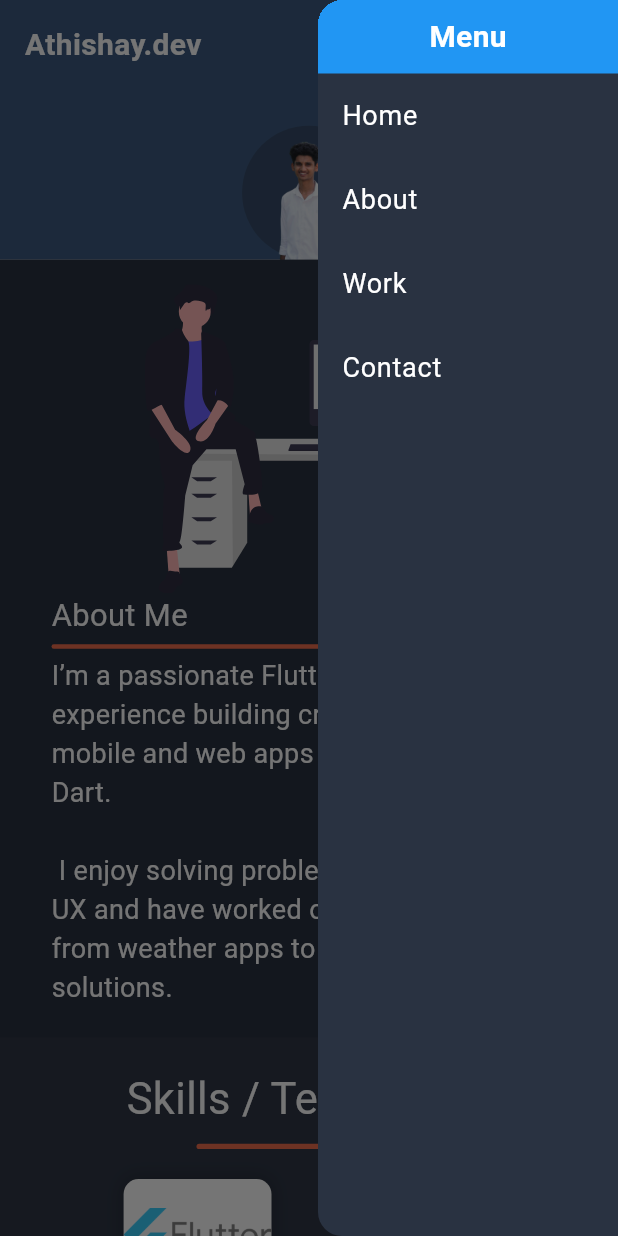
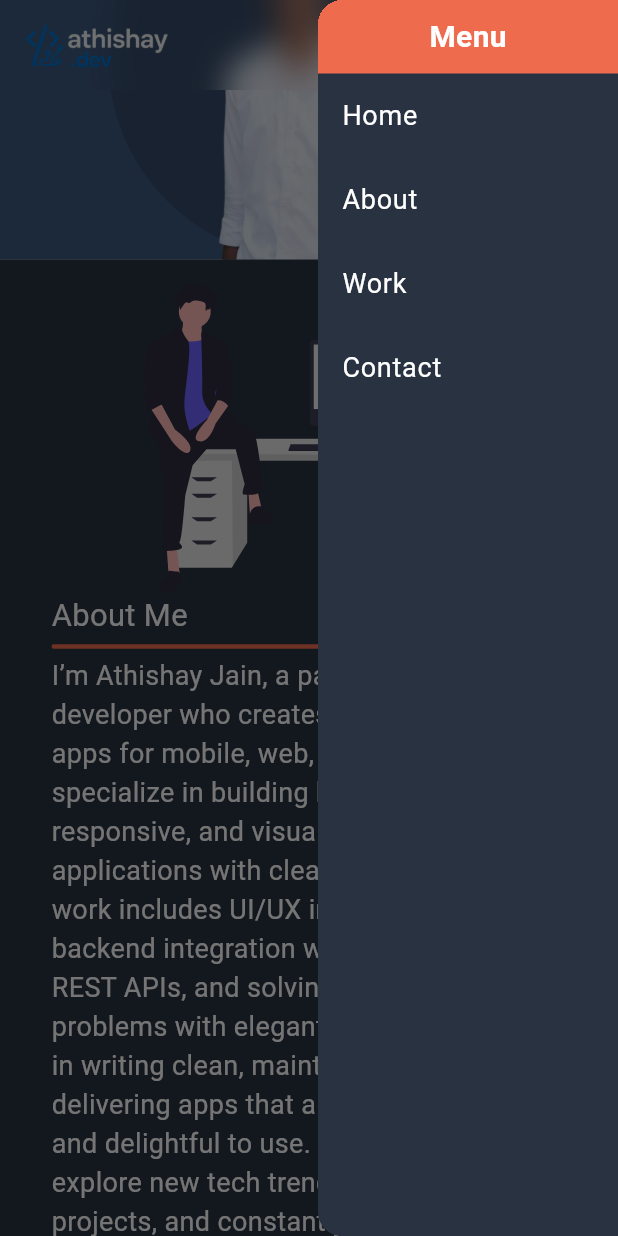
Before and after one commit to athishay-jain/flutter_web, a Flutter app: the screen it shows after launch, scrolled down 576 dp, after a tap on the "menu" icon, on a phone screen of 412 x 824 dp. Run offline on Flutter 3.47's test engine with Material 3 defaults, Android fonts, the phone set to English and light mode, and no system bars; drawn by our look-alikes of flutter_animate; our stand-ins replace flutter_staggered_animations, flutter_svg, visibility_detector; missing offline and left inert: dart:html, web_smooth_scroll.

Commit message:
made changes in ui logic and responsiveness

```diff
--- a/lib/Screns/Views/about_me.dart
+++ b/lib/Screns/Views/about_me.dart
@@ -68,7 +68,7 @@ int hoverIndex=-1;
                             ),
                             SizedBox(height: 5),
                             SelectableText(
-                              "I’m a passionate Flutter developer with experience building cross-platform mobile and web apps using Flutter & Dart.\n \n I enjoy solving problems with elegant UI/UX and have worked on projects ranging from weather apps to e-commerce solutions.",
+                              "I’m Athishay Jain, a passionate Flutter developer who creates cross-platform apps for mobile, web, and desktop. I specialize in building high-performance, responsive, and visually appealing applications with clean architecture. My work includes UI/UX implementation, backend integration with Firebase and REST APIs, and solving complex problems with elegant solutions. I believe in writing clean, maintainable code and delivering apps that are both functional and delightful to use. Outside of coding, I explore new tech trends, work on side projects, and constantly improve my skills to stay ahead in the fast-moving world of technology.",
                               style: TextStyle(
                                 fontSize: 18,
                                 color: Colors.white,
@@ -110,7 +110,7 @@ int hoverIndex=-1;
                             ),
                             SizedBox(height: 5),
                             SelectableText(
-                              "I’m a passionate Flutter developer with experience building cross-platform mobile and web apps using Flutter & Dart.\n \n I enjoy solving problems with elegant UI/UX and have worked on projects ranging from weather apps to e-commerce solutions.",
+                              "I’m Athishay Jain, a passionate Flutter developer who creates cross-platform apps for mobile, web, and desktop. I specialize in building high-performance, responsive, and visually appealing applications with clean architecture. My work includes UI/UX implementation, backend integration with Firebase and REST APIs, and solving complex problems with elegant solutions. I believe in writing clean, maintainable code and delivering apps that are both functional and delightful to use. Outside of coding, I explore new tech trends, work on side projects, and constantly improve my skills to stay ahead in the fast-moving world of technology.",
                               style: TextStyle(
                                 fontSize: 18,
                                 color: Colors.white,
--- a/lib/Screns/Views/hero_screen.dart
+++ b/lib/Screns/Views/hero_screen.dart
@@ -2,6 +2,7 @@ import 'package:flutter/material.dart';
 import 'package:url_launcher/url_launcher.dart';
 import 'package:flutter_animate/flutter_animate.dart';
 class HeroScreen extends StatelessWidget {
+
   final void Function(String selection) onSelected;
    HeroScreen({super.key,required this.onSelected});
 
@@ -20,7 +21,7 @@ class HeroScreen extends StatelessWidget {
     return Center(
       child: Container(
         width: MediaQuery.of(context).size.width,
-        height: isMobile ? height / 1.1 : height / 1.1,
+        height: MediaQuery.of(context).size.height>945?600:height/1.1,
         color: Color(0xff3D5A80),
         child: AnimatedSwitcher(
           duration: Duration(milliseconds: 500),
@@ -51,7 +52,7 @@ class HeroScreen extends StatelessWidget {
                             ),
                           ],
                         ),
-                      ).animate().fadeIn().slide().scale().then(delay: 300.ms).shake(),
+                      ).animate().fadeIn(curve: Curves.easeInOut),
                     ),
                     SizedBox(height: 20),
                     SizedBox(
@@ -135,9 +136,11 @@ class HeroScreen extends StatelessWidget {
                         ),
                         Align(
                           alignment: Alignment.bottomCenter,
-                          child: Image.asset(
-                            "assets/images/hero_image.webp",
-                            scale: 15,
+                          child: RepaintBoundary(
+                            child: Image.asset(
+                              "assets/images/hero_image.webp",
+                              scale: 5,
+                            ),
                           ),
                         ),
                       ],
--- a/lib/Screns/Views/works_screen.dart
+++ b/lib/Screns/Views/works_screen.dart
@@ -50,7 +50,7 @@ class _WorksScreenState extends State<WorksScreen> {
       child: Column(
         crossAxisAlignment: CrossAxisAlignment.start,
         children: [
-          SizedBox(height: height / 15),
+          SizedBox(height: MediaQuery.of(context).size.height>945?40:height / 15),
           Padding(
             padding: EdgeInsets.only(left: width / 10),
             child: Text(
@@ -74,7 +74,7 @@ class _WorksScreenState extends State<WorksScreen> {
               ),
             ),
           ),
-          SizedBox(height: height / 15),
+          SizedBox(height: MediaQuery.of(context).size.height>945?40:height / 15),
           AnimationLimiter(
             child: GridView.builder(
               padding: EdgeInsets.symmetric(horizontal: width / 9),
@@ -91,9 +91,6 @@ class _WorksScreenState extends State<WorksScreen> {
                 builder: (context, constraints) {
                   final cardHeight = constraints.maxHeight;
                   final cardWidth = constraints.maxWidth;
-                  print(
-                    "the size at full of card height :$cardHeight,card Width :$cardWidth",
-                  );
                   return MouseRegion(
                     onEnter: (_) {
                       hoverIndex = index;
@@ -276,7 +273,7 @@ class _WorksScreenState extends State<WorksScreen> {
               ),)))
             ),
           ),
-          SizedBox(height: height / 15),
+          /*SizedBox(height: height / 15),
           Center(
             child: OutlinedButton(
               onPressed: () {},
@@ -296,7 +293,7 @@ class _WorksScreenState extends State<WorksScreen> {
                 ),
               ),
             ),
-          ),
+          ),*/
           SizedBox(height: width/25,)
         ],
       ),
--- a/lib/Screns/landing_screen.dart
+++ b/lib/Screns/landing_screen.dart
@@ -34,6 +34,7 @@ class LandingScreen extends StatelessWidget {
 
   @override
   Widget build(BuildContext context) {
+    print('the height of the canvas is ${MediaQuery.of(context).size.height}');
     return Scaffold(
       endDrawer: Drawer(
         width: 200,
@@ -43,7 +44,7 @@ class LandingScreen extends StatelessWidget {
             Container(
               padding: EdgeInsets.symmetric(vertical: 10,horizontal: 20
               ),
-              decoration: const BoxDecoration(color: Colors.blue),
+              decoration: const BoxDecoration(color: Color(0xffEE6C4D)),
               child: Center(child: const Text("Menu", style: TextStyle(color: Colors.white,fontSize: 20,fontWeight: FontWeight.bold))),
             ),
             ListTile(
--- a/lib/main.dart
+++ b/lib/main.dart
@@ -1,9 +1,11 @@
 import 'dart:ui';
 
 import 'package:flutter/material.dart';
+import 'package:flutter/rendering.dart';
 import 'package:flutter_web/Screns/landing_screen.dart';
 
 void main() {
+  debugRepaintRainbowEnabled =true;
   runApp(const MyApp());
 }
 
@@ -15,7 +17,7 @@ class MyApp extends StatelessWidget {
   Widget build(BuildContext context) {
     return MaterialApp(
       //scrollBehavior: SmoothScrollBehavior(),
-      title: 'Athishay.dev',
+      title: "Athishay Jain - Portfolio Website",
      theme: ThemeData(
        primarySwatch: Colors.blue,
      ),
--- a/lib/widgets/top_navigator.dart
+++ b/lib/widgets/top_navigator.dart
@@ -40,14 +40,7 @@ class _TopNavigatorState extends State<TopNavigator> {
                     children: [
                       Padding(
                         padding: EdgeInsets.only(left: width / 25),
-                        child: Text(
-                          "Athishay.dev",
-                          style: TextStyle(
-                            fontSize: 20,
-                            fontWeight: FontWeight.bold,
-                            color: Colors.white,
-                          ),
-                        ),
+                        child: Image.asset("assets/images/logos/athishay.dev_logo_dark.png",scale: 10,)
                       ),
                       Spacer(),
                       Padding(
@@ -63,14 +56,7 @@ class _TopNavigatorState extends State<TopNavigator> {
                     children: [
                       Padding(
                         padding: EdgeInsets.only(left: width / 25),
-                        child: Text(
-                          "Athishay.dev",
-                          style: TextStyle(
-                            fontSize: 20,
-                            fontWeight: FontWeight.bold,
-                            color: Colors.white,
-                          ),
-                        ),
+                        child:Image.asset("assets/images/logos/athishay.dev_logo_dark.png",scale: 6,)
                       ),
                       Spacer(),
                       GestureDetector(
```
Also changed, not shown: assets/images/logos/athishay.dev_logo_dark.png (added), firebase.json (added), 5 other files.
